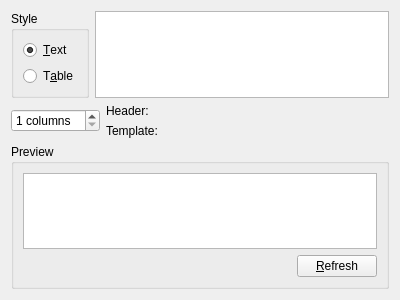
Qt form plugins/exp-html/htmlexportwidget.ui (martin-kudlicka/vocabulary-master) before a commit.
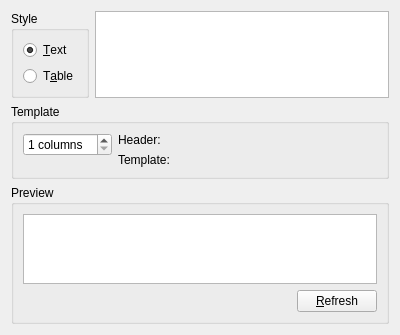
The same form after that commit. The open tabs and pages were chosen to show the change.

Diff of the .ui file:
```diff
--- a/plugins/exp-html/htmlexportwidget.ui
+++ b/plugins/exp-html/htmlexportwidget.ui
@@ -7,7 +7,7 @@
     <x>0</x>
     <y>0</y>
     <width>400</width>
-    <height>300</height>
+    <height>314</height>
    </rect>
   </property>
   <property name="windowTitle">
@@ -66,27 +66,25 @@
    </item>
    <item>
     <widget class="QStackedWidget" name="qswStyles">
+     <property name="currentIndex">
+      <number>0</number>
+     </property>
      <widget class="QWidget" name="page">
       <layout class="QVBoxLayout" name="verticalLayout_3">
        <property name="margin">
         <number>0</number>
        </property>
        <item>
-        <layout class="QHBoxLayout" name="horizontalLayout_2">
-         <item>
-          <widget class="QLabel" name="label">
-           <property name="text">
-            <string>&amp;Template:</string>
-           </property>
-           <property name="buddy">
-            <cstring>qleTextEdit</cstring>
-           </property>
-          </widget>
-         </item>
+        <widget class="QGroupBox" name="groupBox_4">
+         <property name="title">
+          <string>Template</string>
+         </property>
+         <layout class="QHBoxLayout" name="horizontalLayout_5">
          <item>
           <widget class="QLineEdit" name="qleTextEdit"/>
          </item>
         </layout>
+        </widget>
        </item>
        <item>
         <widget class="QGroupBox" name="groupBox_2">
@@ -139,7 +137,13 @@
         <number>0</number>
        </property>
        <item>
-        <layout class="QHBoxLayout" name="horizontalLayout_8">
+        <widget class="QGroupBox" name="groupBox_5">
+         <property name="title">
+          <string>Template</string>
+         </property>
+         <layout class="QHBoxLayout" name="horizontalLayout_2">
+          <item>
+           <layout class="QVBoxLayout" name="verticalLayout_8">
          <item>
           <widget class="QSpinBox" name="qsbTableColums">
            <property name="sizePolicy">
@@ -157,6 +161,21 @@
           </widget>
          </item>
          <item>
+             <spacer name="verticalSpacer_2">
+              <property name="orientation">
+               <enum>Qt::Vertical</enum>
+              </property>
+              <property name="sizeHint" stdset="0">
+               <size>
+                <width>20</width>
+                <height>40</height>
+               </size>
+              </property>
+             </spacer>
+            </item>
+           </layout>
+          </item>
+          <item>
           <layout class="QGridLayout" name="qglTableColumns">
            <item row="0" column="0">
             <widget class="QLabel" name="label_2">
@@ -188,6 +207,10 @@
           </spacer>
          </item>
         </layout>
+         <zorder></zorder>
+         <zorder></zorder>
+         <zorder>horizontalSpacer_3</zorder>
+        </widget>
        </item>
        <item>
         <widget class="QGroupBox" name="groupBox_3">
```
Lines whose indentation alone changed are shown as unchanged.
